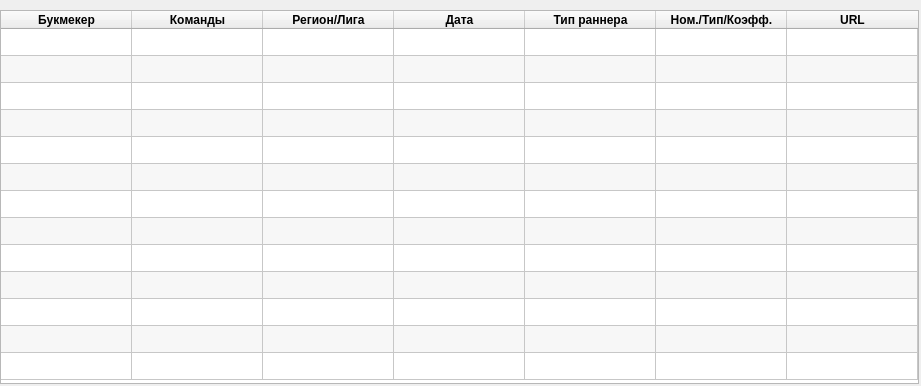
This is Client UI/forms/result_window_template.ui in HiddenJang/Xperiment2 as Qt 5 draws it before an edit. The edited form follows.
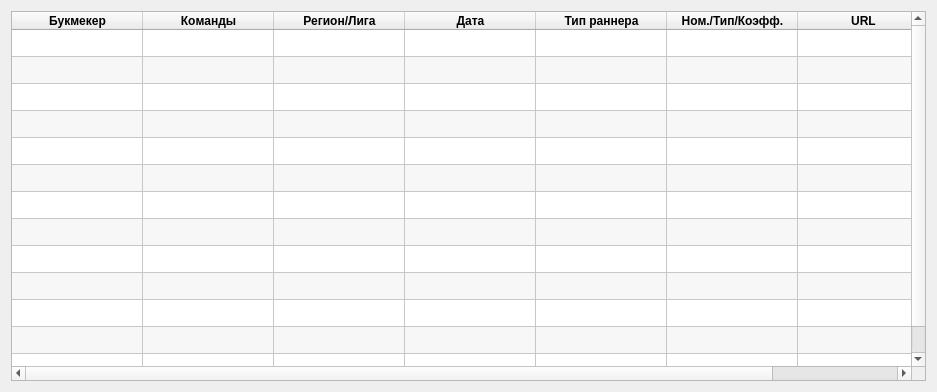
This is the edited form.

What changed in the file:
```diff
--- a/Client UI/forms/result_window_template.ui
+++ b/Client UI/forms/result_window_template.ui
@@ -9,21 +9,33 @@
    <rect>
     <x>0</x>
     <y>0</y>
-    <width>921</width>
-    <height>386</height>
+    <width>937</width>
+    <height>392</height>
    </rect>
   </property>
+  <property name="sizePolicy">
+   <sizepolicy hsizetype="Expanding" vsizetype="Expanding">
+    <horstretch>0</horstretch>
+    <verstretch>0</verstretch>
+   </sizepolicy>
+  </property>
+  <property name="maximumSize">
+   <size>
+    <width>16777215</width>
+    <height>16777215</height>
+   </size>
+  </property>
   <property name="windowTitle">
    <string>Результаты сканирования</string>
   </property>
+  <layout class="QHBoxLayout" name="horizontalLayout">
+   <item>
   <widget class="QTableWidget" name="tableWidget_scanResults">
-   <property name="geometry">
-    <rect>
-     <x>0</x>
-     <y>10</y>
-     <width>919</width>
-     <height>374</height>
-    </rect>
+     <property name="sizePolicy">
+      <sizepolicy hsizetype="Preferred" vsizetype="Preferred">
+       <horstretch>0</horstretch>
+       <verstretch>0</verstretch>
+      </sizepolicy>
    </property>
    <property name="font">
     <font>
@@ -256,6 +268,8 @@
     </property>
    </item>
   </widget>
+   </item>
+  </layout>
  </widget>
  <resources/>
  <connections/>
```
Lines whose indentation alone changed are shown as unchanged.
